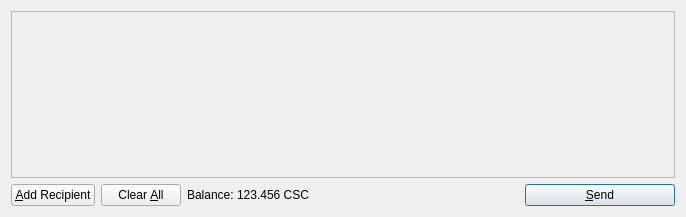
Before: the Qt Designer form src/qt/forms/sendcoinsdialog.ui in transcoder/CasinoCoin, drawn with Qt 5.
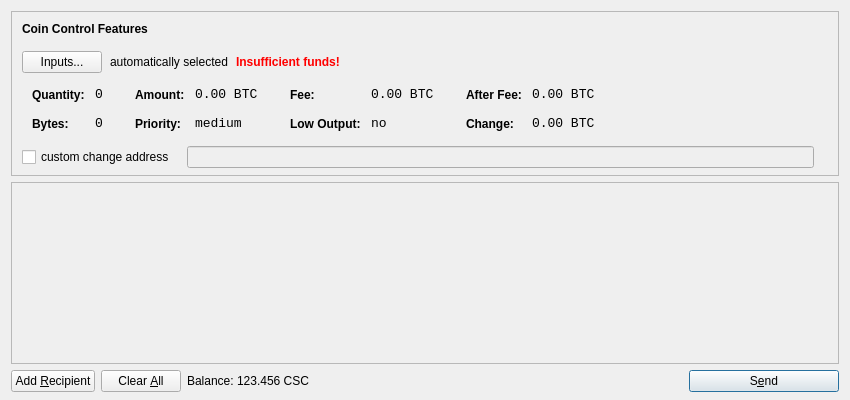
After: the same form once the commit is applied. Icons and pictures are not drawn.

What changed in the file:
```diff
--- a/src/qt/forms/sendcoinsdialog.ui
+++ b/src/qt/forms/sendcoinsdialog.ui
@@ -6,14 +6,615 @@
    <rect>
     <x>0</x>
     <y>0</y>
-    <width>686</width>
-    <height>217</height>
+    <width>850</width>
+    <height>400</height>
    </rect>
   </property>
   <property name="windowTitle">
    <string>Send Coins</string>
   </property>
-  <layout class="QVBoxLayout" name="verticalLayout">
+  <layout class="QVBoxLayout" name="verticalLayout" stretch="0,1,0">
+   <property name="bottomMargin">
+    <number>8</number>
+   </property>
+   <item>
+    <widget class="QFrame" name="frameCoinControl">
+     <property name="sizePolicy">
+      <sizepolicy hsizetype="Expanding" vsizetype="Expanding">
+       <horstretch>0</horstretch>
+       <verstretch>0</verstretch>
+      </sizepolicy>
+     </property>
+     <property name="maximumSize">
+      <size>
+       <width>16777215</width>
+       <height>16777215</height>
+      </size>
+     </property>
+     <property name="frameShape">
+      <enum>QFrame::StyledPanel</enum>
+     </property>
+     <property name="frameShadow">
+      <enum>QFrame::Sunken</enum>
+     </property>
+     <layout class="QVBoxLayout" name="verticalLayoutCoinControl2">
+      <property name="spacing">
+       <number>-1</number>
+      </property>
+      <property name="leftMargin">
+       <number>0</number>
+      </property>
+      <property name="topMargin">
+       <number>0</number>
+      </property>
+      <property name="rightMargin">
+       <number>0</number>
+      </property>
+      <property name="bottomMargin">
+       <number>6</number>
+      </property>
+      <item>
+       <layout class="QVBoxLayout" name="verticalLayoutCoinControl" stretch="0,0,0,0,1">
+        <property name="spacing">
+         <number>0</number>
+        </property>
+        <property name="leftMargin">
+         <number>10</number>
+        </property>
+        <property name="topMargin">
+         <number>10</number>
+        </property>
+        <item>
+         <layout class="QHBoxLayout" name="horizontalLayoutCoinControl1">
+          <property name="bottomMargin">
+           <number>15</number>
+          </property>
+          <item>
+           <widget class="QLabel" name="labelCoinControlFeatures">
+            <property name="sizePolicy">
+             <sizepolicy hsizetype="Preferred" vsizetype="Maximum">
+              <horstretch>0</horstretch>
+              <verstretch>0</verstretch>
+             </sizepolicy>
+            </property>
+            <property name="font">
+             <font>
+              <weight>75</weight>
+              <bold>true</bold>
+             </font>
+            </property>
+            <property name="styleSheet">
+             <string notr="true">font-weight:bold;</string>
+            </property>
+            <property name="text">
+             <string>Coin Control Features</string>
+            </property>
+           </widget>
+          </item>
+         </layout>
+        </item>
+        <item>
+         <layout class="QHBoxLayout" name="horizontalLayoutCoinControl2" stretch="0,0,0,0">
+          <property name="spacing">
+           <number>8</number>
+          </property>
+          <property name="bottomMargin">
+           <number>10</number>
+          </property>
+          <item>
+           <widget class="QPushButton" name="pushButtonCoinControl">
+            <property name="styleSheet">
+             <string notr="true"/>
+            </property>
+            <property name="text">
+             <string>Inputs...</string>
+            </property>
+           </widget>
+          </item>
+          <item>
+           <widget class="QLabel" name="labelCoinControlAutomaticallySelected">
+            <property name="text">
+             <string>automatically selected</string>
+            </property>
+            <property name="margin">
+             <number>5</number>
+            </property>
+           </widget>
+          </item>
+          <item>
+           <widget class="QLabel" name="labelCoinControlInsuffFunds">
+            <property name="font">
+             <font>
+              <weight>75</weight>
+              <bold>true</bold>
+             </font>
+            </property>
+            <property name="styleSheet">
+             <string notr="true">color:red;font-weight:bold;</string>
+            </property>
+            <property name="text">
+             <string>Insufficient funds!</string>
+            </property>
+            <property name="margin">
+             <number>5</number>
+            </property>
+           </widget>
+          </item>
+          <item>
+           <spacer name="horizontalSpacerCoinControl">
+            <property name="orientation">
+             <enum>Qt::Horizontal</enum>
+            </property>
+            <property name="sizeHint" stdset="0">
+             <size>
+              <width>40</width>
+              <height>1</height>
+             </size>
+            </property>
+           </spacer>
+          </item>
+         </layout>
+        </item>
+        <item>
+         <widget class="QWidget" name="widgetCoinControl" native="true">
+          <property name="sizePolicy">
+           <sizepolicy hsizetype="Preferred" vsizetype="Preferred">
+            <horstretch>0</horstretch>
+            <verstretch>0</verstretch>
+           </sizepolicy>
+          </property>
+          <property name="minimumSize">
+           <size>
+            <width>0</width>
+            <height>0</height>
+           </size>
+          </property>
+          <property name="styleSheet">
+           <string notr="true"/>
+          </property>
+          <layout class="QHBoxLayout" name="horizontalLayoutCoinControl5">
+           <property name="margin">
+            <number>0</number>
+           </property>
+           <item>
+            <layout class="QHBoxLayout" name="horizontalLayoutCoinControl3" stretch="0,0,0,1">
+             <property name="spacing">
+              <number>20</number>
+             </property>
+             <property name="topMargin">
+              <number>0</number>
+             </property>
+             <property name="bottomMargin">
+              <number>10</number>
+             </property>
+             <item>
+              <layout class="QFormLayout" name="formLayoutCoinControl1">
+               <property name="horizontalSpacing">
+                <number>10</number>
+               </property>
+               <property name="verticalSpacing">
+                <number>14</number>
+               </property>
+               <property name="leftMargin">
+                <number>10</number>
+               </property>
+               <property name="topMargin">
+                <number>4</number>
+               </property>
+               <property name="rightMargin">
+                <number>6</number>
+               </property>
+               <item row="0" column="0">
+                <widget class="QLabel" name="labelCoinControlQuantityText">
+                 <property name="styleSheet">
+                  <string notr="true">font-weight:bold;</string>
+                 </property>
+                 <property name="text">
+                  <string>Quantity:</string>
+                 </property>
+                 <property name="margin">
+                  <number>0</number>
+                 </property>
+                </widget>
+               </item>
+               <item row="0" column="1">
+                <widget class="QLabel" name="labelCoinControlQuantity">
+                 <property name="font">
+                  <font>
+                   <family>Monospace</family>
+                   <pointsize>10</pointsize>
+                  </font>
+                 </property>
+                 <property name="cursor">
+                  <cursorShape>IBeamCursor</cursorShape>
+                 </property>
+                 <property name="contextMenuPolicy">
+                  <enum>Qt::ActionsContextMenu</enum>
+                 </property>
+                 <property name="text">
+                  <string notr="true">0</string>
+                 </property>
+                 <property name="margin">
+                  <number>0</number>
+                 </property>
+                 <property name="textInteractionFlags">
+                  <set>Qt::LinksAccessibleByMouse|Qt::TextSelectableByKeyboard|Qt::TextSelectableByMouse</set>
+                 </property>
+                </widget>
+               </item>
+               <item row="1" column="0">
+                <widget class="QLabel" name="labelCoinControlBytesText">
+                 <property name="styleSheet">
+                  <string notr="true">font-weight:bold;</string>
+                 </property>
+                 <property name="text">
+                  <string>Bytes:</string>
+                 </property>
+                </widget>
+               </item>
+               <item row="1" column="1">
+                <widget class="QLabel" name="labelCoinControlBytes">
+                 <property name="font">
+                  <font>
+                   <family>Monospace</family>
+                   <pointsize>10</pointsize>
+                  </font>
+                 </property>
+                 <property name="cursor">
+                  <cursorShape>IBeamCursor</cursorShape>
+                 </property>
+                 <property name="contextMenuPolicy">
+                  <enum>Qt::ActionsContextMenu</enum>
+                 </property>
+                 <property name="text">
+                  <string notr="true">0</string>
+                 </property>
+                 <property name="textInteractionFlags">
+                  <set>Qt::LinksAccessibleByMouse|Qt::TextSelectableByKeyboard|Qt::TextSelectableByMouse</set>
+                 </property>
+                </widget>
+               </item>
+              </layout>
+             </item>
+             <item>
+              <layout class="QFormLayout" name="formLayoutCoinControl2">
+               <property name="horizontalSpacing">
+                <number>10</number>
+               </property>
+               <property name="verticalSpacing">
+                <number>14</number>
+               </property>
+               <property name="leftMargin">
+                <number>6</number>
+               </property>
+               <property name="topMargin">
+                <number>4</number>
+               </property>
+               <property name="rightMargin">
+                <number>6</number>
+               </property>
+               <item row="0" column="0">
+                <widget class="QLabel" name="labelCoinControlAmountText">
+                 <property name="styleSheet">
+                  <string notr="true">font-weight:bold;</string>
+                 </property>
+                 <property name="text">
+                  <string>Amount:</string>
+                 </property>
+                 <property name="margin">
+                  <number>0</number>
+                 </property>
+                </widget>
+               </item>
+               <item row="0" column="1">
+                <widget class="QLabel" name="labelCoinControlAmount">
+                 <property name="font">
+                  <font>
+                   <family>Monospace</family>
+                   <pointsize>10</pointsize>
+                  </font>
+                 </property>
+                 <property name="cursor">
+                  <cursorShape>IBeamCursor</cursorShape>
+                 </property>
+                 <property name="contextMenuPolicy">
+                  <enum>Qt::ActionsContextMenu</enum>
+                 </property>
+                 <property name="text">
+                  <string notr="true">0.00 BTC</string>
+                 </property>
+                 <property name="textInteractionFlags">
+                  <set>Qt::LinksAccessibleByMouse|Qt::TextSelectableByKeyboard|Qt::TextSelectableByMouse</set>
+                 </property>
+                </widget>
+               </item>
+               <item row="1" column="0">
+                <widget class="QLabel" name="labelCoinControlPriorityText">
+                 <property name="styleSheet">
+                  <string notr="true">font-weight:bold;</string>
+                 </property>
+                 <property name="text">
+                  <string>Priority:</string>
+                 </property>
+                </widget>
+               </item>
+               <item row="1" column="1">
+                <widget class="QLabel" name="labelCoinControlPriority">
+                 <property name="font">
+                  <font>
+                   <family>Monospace</family>
+                   <pointsize>10</pointsize>
+                  </font>
+                 </property>
+                 <property name="cursor">
+                  <cursorShape>IBeamCursor</cursorShape>
+                 </property>
+                 <property name="contextMenuPolicy">
+                  <enum>Qt::ActionsContextMenu</enum>
+                 </property>
+                 <property name="text">
+                  <string>medium</string>
+                 </property>
+                 <property name="textInteractionFlags">
+                  <set>Qt::LinksAccessibleByMouse|Qt::TextSelectableByKeyboard|Qt::TextSelectableByMouse</set>
+                 </property>
+                </widget>
+               </item>
+              </layout>
+             </item>
+             <item>
+              <layout class="QFormLayout" name="formLayoutCoinControl3">
+               <property name="horizontalSpacing">
+                <number>10</number>
+               </property>
+               <property name="verticalSpacing">
+                <number>14</number>
+               </property>
+               <property name="leftMargin">
+                <number>6</number>
+               </property>
+               <property name="topMargin">
+                <number>4</number>
+               </property>
+               <property name="rightMargin">
+                <number>6</number>
+               </property>
+               <item row="0" column="0">
+                <widget class="QLabel" name="labelCoinControlFeeText">
+                 <property name="styleSheet">
+                  <string notr="true">font-weight:bold;</string>
+                 </property>
+                 <property name="text">
+                  <string>Fee:</string>
+                 </property>
+                 <property name="margin">
+                  <number>0</number>
+                 </property>
+                </widget>
+               </item>
+               <item row="0" column="1">
+                <widget class="QLabel" name="labelCoinControlFee">
+                 <property name="font">
+                  <font>
+                   <family>Monospace</family>
+                   <pointsize>10</pointsize>
+                  </font>
+                 </property>
+                 <property name="cursor">
+                  <cursorShape>IBeamCursor</cursorShape>
+                 </property>
+                 <property name="contextMenuPolicy">
+                  <enum>Qt::ActionsContextMenu</enum>
+                 </property>
+                 <property name="text">
+                  <string notr="true">0.00 BTC</string>
+                 </property>
+                 <property name="textInteractionFlags">
+                  <set>Qt::LinksAccessibleByMouse|Qt::TextSelectableByKeyboard|Qt::TextSelectableByMouse</set>
+                 </property>
+                </widget>
+               </item>
+               <item row="1" column="0">
+                <widget class="QLabel" name="labelCoinControlLowOutputText">
+                 <property name="styleSheet">
+                  <string notr="true">font-weight:bold;</string>
+                 </property>
+                 <property name="text">
+                  <string>Low Output:</string>
+                 </property>
+                </widget>
+               </item>
+               <item row="1" column="1">
+                <widget class="QLabel" name="labelCoinControlLowOutput">
+                 <property name="font">
+                  <font>
+                   <family>Monospace</family>
+                   <pointsize>10</pointsize>
+                  </font>
+                 </property>
+                 <property name="cursor">
+                  <cursorShape>IBeamCursor</cursorShape>
+                 </property>
+                 <property name="contextMenuPolicy">
+                  <enum>Qt::ActionsContextMenu</enum>
+                 </property>
+                 <property name="text">
+                  <string>no</string>
+                 </property>
+                 <property name="textInteractionFlags">
+                  <set>Qt::LinksAccessibleByMouse|Qt::TextSelectableByKeyboard|Qt::TextSelectableByMouse</set>
+                 </property>
+                </widget>
+               </item>
+              </layout>
+             </item>
+             <item>
+              <layout class="QFormLayout" name="formLayoutCoinControl4">
+               <property name="horizontalSpacing">
+                <number>10</number>
+               </property>
+               <property name="verticalSpacing">
+                <number>14</number>
+               </property>
+               <property name="leftMargin">
+                <number>6</number>
+               </property>
+               <property name="topMargin">
+                <number>4</number>
+               </property>
+               <property name="rightMargin">
+                <number>6</number>
+               </property>
+               <item row="0" column="0">
+                <widget class="QLabel" name="labelCoinControlAfterFeeText">
+                 <property name="styleSheet">
+                  <string notr="true">font-weight:bold;</string>
+                 </property>
+                 <property name="text">
+                  <string>After Fee:</string>
+                 </property>
+                 <property name="margin">
+                  <number>0</number>
+                 </property>
+                </widget>
+               </item>
+               <item row="0" column="1">
+                <widget class="QLabel" name="labelCoinControlAfterFee">
+                 <property name="font">
+                  <font>
+                   <family>Monospace</family>
+                   <pointsize>10</pointsize>
+                  </font>
+                 </property>
+                 <property name="cursor">
+                  <cursorShape>IBeamCursor</cursorShape>
+                 </property>
+                 <property name="contextMenuPolicy">
+                  <enum>Qt::ActionsContextMenu</enum>
+                 </property>
+                 <property name="text">
+                  <string notr="true">0.00 BTC</string>
+                 </property>
+                 <property name="textInteractionFlags">
+                  <set>Qt::LinksAccessibleByMouse|Qt::TextSelectableByKeyboard|Qt::TextSelectableByMouse</set>
+                 </property>
+                </widget>
+               </item>
+               <item row="1" column="0">
+                <widget class="QLabel" name="labelCoinControlChangeText">
+                 <property name="styleSheet">
+                  <string notr="true">font-weight:bold;</string>
+                 </property>
+                 <property name="text">
+                  <string>Change:</string>
+                 </property>
+                </widget>
+               </item>
+               <item row="1" column="1">
+                <widget class="QLabel" name="labelCoinControlChange">
+                 <property name="font">
+                  <font>
+                   <family>Monospace</family>
+                   <pointsize>10</pointsize>
+                  </font>
+                 </property>
+                 <property name="cursor">
+                  <cursorShape>IBeamCursor</cursorShape>
+                 </property>
+                 <property name="contextMenuPolicy">
+                  <enum>Qt::ActionsContextMenu</enum>
+                 </property>
+                 <property name="text">
+                  <string notr="true">0.00 BTC</string>
+                 </property>
+                 <property name="textInteractionFlags">
+                  <set>Qt::LinksAccessibleByMouse|Qt::TextSelectableByKeyboard|Qt::TextSelectableByMouse</set>
+                 </property>
+                </widget>
+               </item>
+              </layout>
+             </item>
+            </layout>
+           </item>
+          </layout>
+         </widget>
+        </item>
+        <item>
+         <layout class="QHBoxLayout" name="horizontalLayoutCoinControl4" stretch="0,0,0">
+          <property name="spacing">
+           <number>12</number>
+          </property>
+          <property name="sizeConstraint">
+           <enum>QLayout::SetDefaultConstraint</enum>
+          </property>
+          <property name="topMargin">
+           <number>5</number>
+          </property>
+          <property name="rightMargin">
+           <number>5</number>
+          </property>
+          <item>
+           <widget class="QCheckBox" name="checkBoxCoinControlChange">
+            <property name="text">
+             <string>custom change address</string>
+            </property>
+           </widget>
+          </item>
+          <item>
+           <widget class="QLineEdit" name="lineEditCoinControlChange">
+            <property name="enabled">
+             <bool>false</bool>
+            </property>
+            <property name="sizePolicy">
+             <sizepolicy hsizetype="Expanding" vsizetype="Fixed">
+              <horstretch>0</horstretch>
+              <verstretch>0</verstretch>
+             </sizepolicy>
+            </property>
+           </widget>
+          </item>
+          <item>
+           <widget class="QLabel" name="labelCoinControlChangeLabel">
+            <property name="sizePolicy">
+             <sizepolicy hsizetype="Preferred" vsizetype="Expanding">
+              <horstretch>0</horstretch>
+              <verstretch>0</verstretch>
+             </sizepolicy>
+            </property>
+            <property name="minimumSize">
+             <size>
+              <width>0</width>
+              <height>0</height>
+             </size>
+            </property>
+            <property name="text">
+             <string/>
+            </property>
+            <property name="margin">
+             <number>3</number>
+            </property>
+           </widget>
+          </item>
+         </layout>
+        </item>
+        <item>
+         <spacer name="verticalSpacerCoinControl">
+          <property name="orientation">
+           <enum>Qt::Vertical</enum>
+          </property>
+          <property name="sizeHint" stdset="0">
+           <size>
+            <width>800</width>
+            <height>1</height>
+           </size>
+          </property>
+         </spacer>
+        </item>
+       </layout>
+      </item>
+     </layout>
+    </widget>
+   </item>
    <item>
     <widget class="QScrollArea" name="scrollArea">
      <property name="widgetResizable">
@@ -24,7 +625,7 @@
        <rect>
         <x>0</x>
         <y>0</y>
-        <width>666</width>
+        <width>830</width>
         <height>165</height>
        </rect>
       </property>
@@ -64,7 +665,7 @@
         <string>Send to multiple recipients at once</string>
        </property>
        <property name="text">
-        <string>&amp;Add Recipient</string>
+        <string>Add &amp;Recipient</string>
        </property>
        <property name="icon">
         <iconset resource="../bitcoin.qrc">
@@ -153,7 +754,7 @@
         <string>Confirm the send action</string>
        </property>
        <property name="text">
-        <string>&amp;Send</string>
+        <string>S&amp;end</string>
        </property>
        <property name="icon">
         <iconset resource="../bitcoin.qrc">
```
